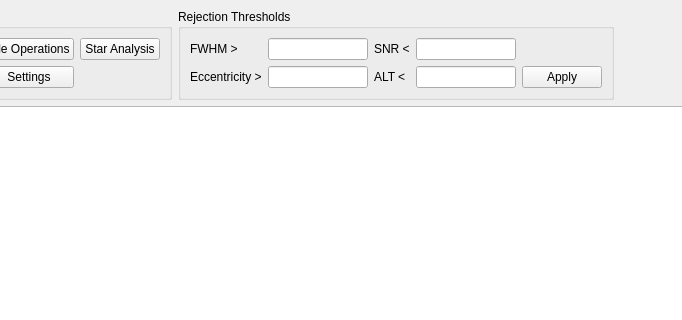
Old version of the form astrodom/rsc/gui/mainWindow.ui in the repository fenriques/AstroDom; both pictures show x 407 to 1089 and y 0 to 320 of the 1307 by 781 pixel window.
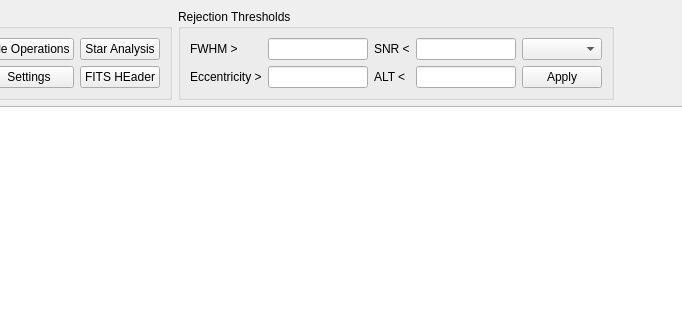
New version of the form.

Diff of the .ui file:
```diff
--- a/astrodom/rsc/gui/mainWindow.ui
+++ b/astrodom/rsc/gui/mainWindow.ui
@@ -110,6 +110,13 @@
              </property>
             </widget>
            </item>
+           <item row="1" column="2">
+            <widget class="QPushButton" name="fitsHeaderButton">
+             <property name="text">
+              <string>FITS HEader</string>
+             </property>
+            </widget>
+           </item>
           </layout>
          </item>
         </layout>
@@ -198,6 +205,9 @@
              </property>
             </widget>
            </item>
+           <item row="0" column="5">
+            <widget class="QComboBox" name="filterSelectComboBox"/>
+           </item>
           </layout>
          </item>
         </layout>
```
